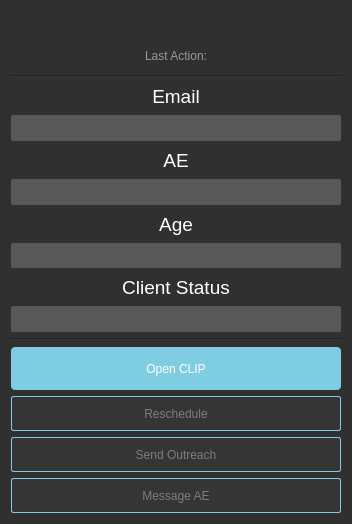
Above: client_info.ui from caiocardoso28/redesigned_app before the change. Below: the same form after it.
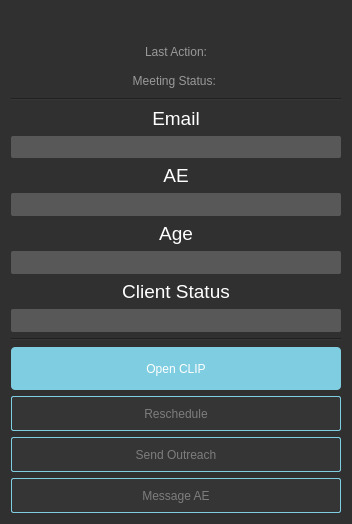
That is the form after the change.

```diff
--- a/client_info.ui
+++ b/client_info.ui
@@ -262,6 +262,20 @@
      </property>
     </widget>
    </item>
+   <item>
+    <widget class="QLabel" name="label_3">
+     <property name="styleSheet">
+      <string notr="true">font: 9pt Arial;
+color: rgb(153, 153, 153)</string>
+     </property>
+     <property name="text">
+      <string>Meeting Status: </string>
+     </property>
+     <property name="alignment">
+      <set>Qt::AlignCenter</set>
+     </property>
+    </widget>
+   </item>
    <item>
     <widget class="Line" name="line">
      <property name="orientation">
```
